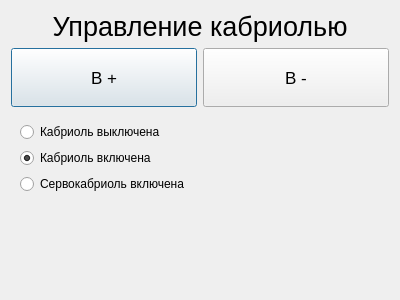
First picture: the form in KAMEditor/gui/options/kabriolwindow.ui, repository Xtail96/SML, before the edit.
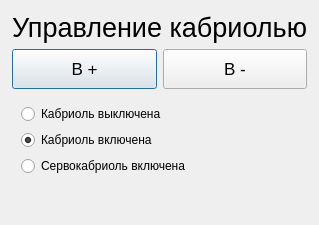
Second picture: the form after the edit. Icons and pictures are not drawn.

Commit message: Окна опций имеют фиксированный размер

Diff of the .ui file:
```diff
--- a/KAMEditor/gui/options/kabriolwindow.ui
+++ b/KAMEditor/gui/options/kabriolwindow.ui
@@ -14,6 +14,21 @@
    <string>Кабриоль</string>
   </property>
   <layout class="QGridLayout" name="gridLayout">
+   <property name="sizeConstraint">
+    <enum>QLayout::SetFixedSize</enum>
+   </property>
+   <property name="leftMargin">
+    <number>12</number>
+   </property>
+   <property name="topMargin">
+    <number>12</number>
+   </property>
+   <property name="rightMargin">
+    <number>12</number>
+   </property>
+   <property name="bottomMargin">
+    <number>12</number>
+   </property>
    <item row="0" column="0" colspan="2">
     <widget class="QLabel" name="kabriolTitleLabel">
      <property name="font">
```
Left out of the diff: 6 changed lines with no effect on the pictures. The commit also changes 1 other file.
